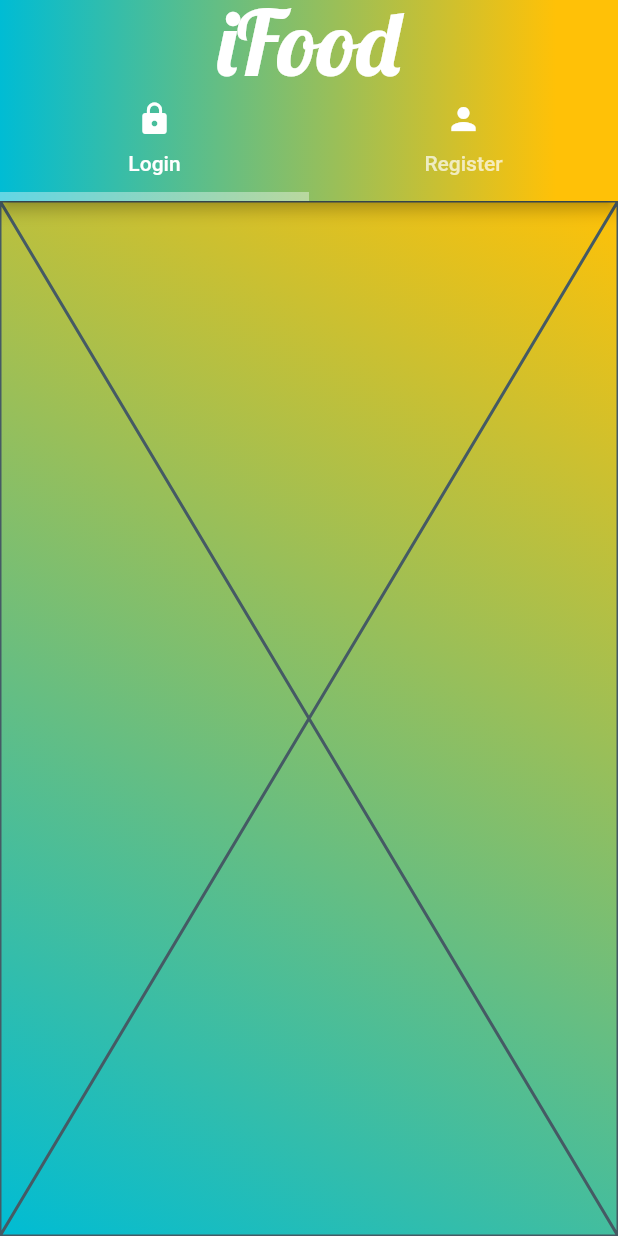
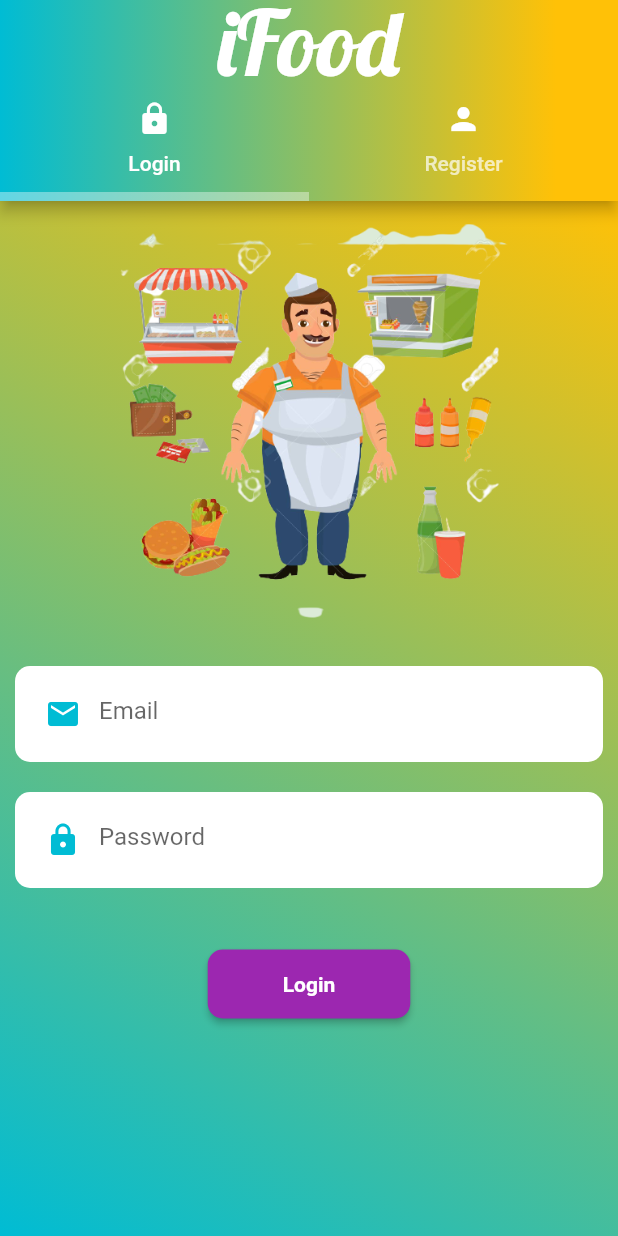
Before and after one commit to Alen87/Sellers-App, a Flutter app: the AuthScreen screen opened directly, on a phone screen of 412 x 824 dp. Run offline on Flutter 3.47's test engine with Material 2 defaults, Android fonts, the phone set to English and light mode, and no system bars; our stand-ins replace image_picker.

Commit message:
Login Form

```diff
--- a/lib/authentication/login.dart
+++ b/lib/authentication/login.dart
@@ -1,5 +1,6 @@
 import 'package:flutter/material.dart';
 
+import '../widgets/custom_text_field.dart';
 
 class LoginScreen extends StatefulWidget {
   const LoginScreen({Key? key}) : super(key: key);
@@ -9,8 +10,60 @@ class LoginScreen extends StatefulWidget {
 }
 
 class _LoginScreenState extends State<LoginScreen> {
+  final GlobalKey<FormState> _formKey = GlobalKey<FormState>();
+  TextEditingController passwordController = TextEditingController();
+  TextEditingController emailController = TextEditingController();
+
   @override
   Widget build(BuildContext context) {
-    return const Placeholder();
+    return SingleChildScrollView(
+      child: Column(
+        mainAxisSize: MainAxisSize.max,
+        children: [
+          Container(
+            alignment: Alignment.bottomCenter,
+            padding: const EdgeInsets.all(15),
+            child: Image.asset(
+              "images/seller.png",
+              height: 270,
+            ),
+          ),
+          Form(
+            key: _formKey,
+            child: Column(
+              children: [
+                CustomTextField(
+                  data: Icons.email,
+                  controller: emailController,
+                  hintText: "Email",
+                  isObsecure: false,
+                ),
+                CustomTextField(
+                  data: Icons.lock,
+                  controller: passwordController,
+                  hintText: "Password",
+                  isObsecure: true,
+                ),
+              ],
+            ),
+          ),
+          const SizedBox(height: 30,),
+          ElevatedButton(
+            onPressed: () => print("clicked"),
+            style: ElevatedButton.styleFrom(
+              backgroundColor: Colors.purple,
+              padding:
+              const EdgeInsets.symmetric(horizontal: 50, vertical: 15),
+              shape: RoundedRectangleBorder(borderRadius: BorderRadius.circular(10),),),
+            child: const Text(
+              "Login",
+              style:
+              TextStyle(color: Colors.white, fontWeight: FontWeight.bold),
+            ),
+          ),
+
+        ],
+      ),
+    );
   }
 }
```
